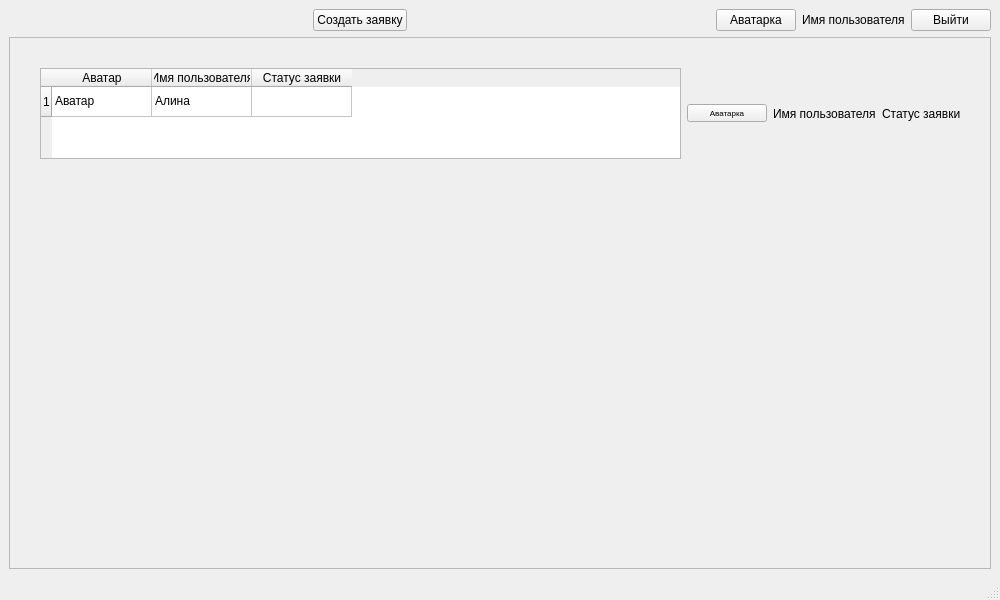
Qt form YandexProject1/pupil_main_smt.ui (JKarak/app-for-applications) before a commit.
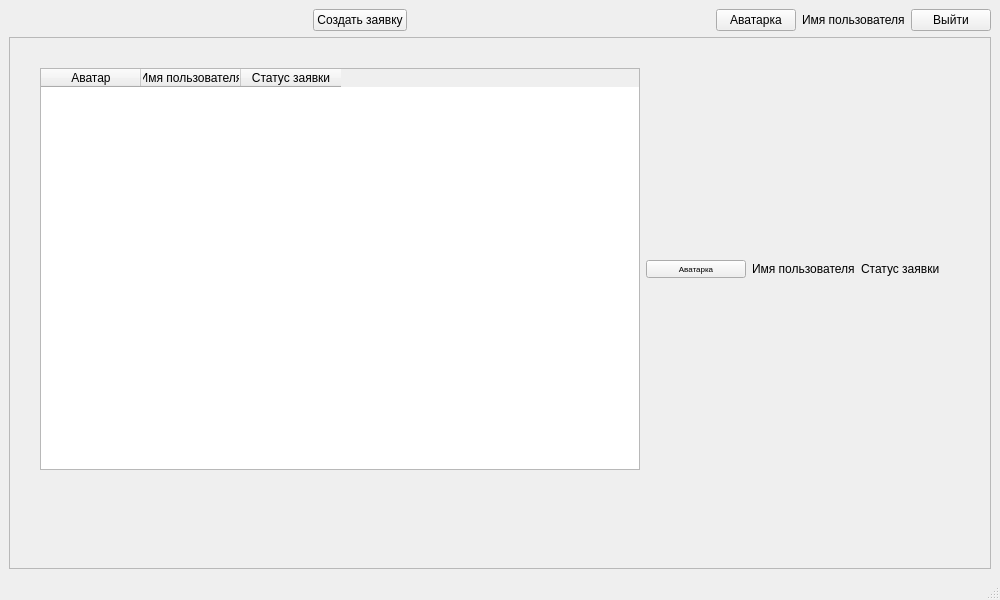
The same form after that commit.

The edit to the form file:
```diff
--- a/YandexProject1/pupil_main_smt.ui
+++ b/YandexProject1/pupil_main_smt.ui
@@ -105,17 +105,24 @@
             <x>30</x>
             <y>30</y>
             <width>921</width>
-            <height>91</height>
+            <height>402</height>
            </rect>
           </property>
           <layout class="QHBoxLayout" name="horizontalLayout_3">
            <item>
             <widget class="QTableWidget" name="tableWidget">
-             <row>
-              <property name="text">
-               <string>1</string>
-              </property>
-             </row>
+             <property name="sizePolicy">
+              <sizepolicy hsizetype="Fixed" vsizetype="Minimum">
+               <horstretch>0</horstretch>
+               <verstretch>0</verstretch>
+              </sizepolicy>
+             </property>
+             <property name="minimumSize">
+              <size>
+               <width>600</width>
+               <height>400</height>
+              </size>
+             </property>
              <column>
               <property name="text">
                <string>Аватар</string>
@@ -131,16 +138,6 @@
                <string>Статус заявки</string>
               </property>
              </column>
-             <item row="0" column="0">
-              <property name="text">
-               <string>Аватар</string>
-              </property>
-             </item>
-             <item row="0" column="1">
-              <property name="text">
-               <string>Алина</string>
-              </property>
-             </item>
             </widget>
            </item>
            <item>
```
